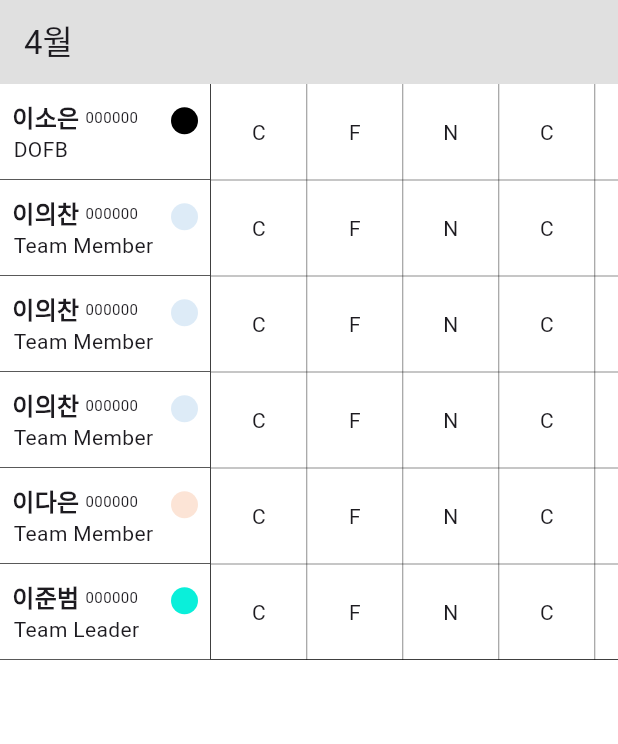
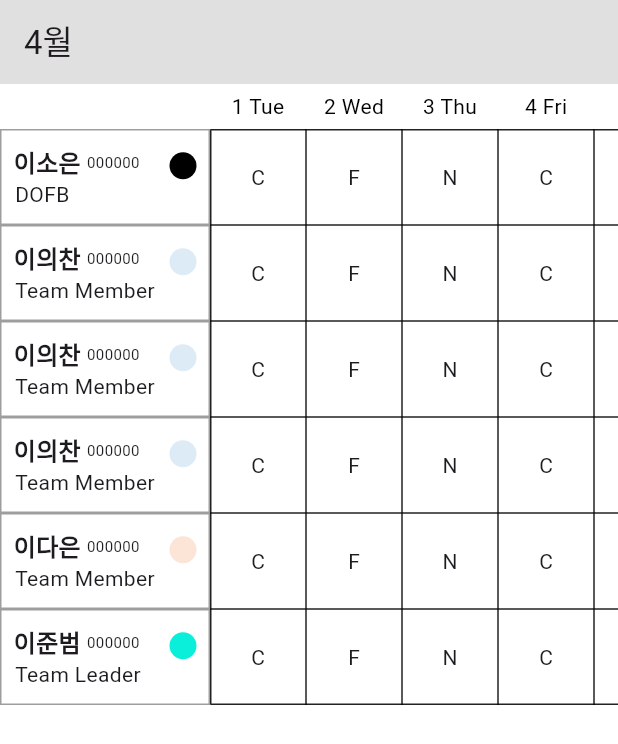
Before and after one commit to Eui9179/sohpia_scheduler, a Flutter app: the screen it shows after launch, on a phone screen of 412 x 824 dp. Shown: the top 744 px of the screen. Run offline on Flutter 3.47's test engine with Material 3 defaults, Android fonts, the phone set to English and light mode, and no system bars; missing offline and left inert: desktop_window; Roboto replaces fonts that are missing (Pretendard); project files that could hold a hidden picture were left out.

Commit message:
Refactoring/frame

```diff
--- /dev/null
+++ b/lib/data/date_info.dart
@@ -0,0 +1,9 @@
+import 'package:flutter/animation.dart';
+
+class DateInfo {
+  final String day;
+  final String weekDay;
+  final Color color;
+
+  DateInfo(this.day, this.weekDay, this.color);
+}
--- a/lib/screen/main/content/f_content.dart
+++ b/lib/screen/main/content/f_content.dart
@@ -1,13 +1,16 @@
 import 'package:flutter/material.dart';
+import 'package:sophia_scheduler/data/date_info.dart';
 import 'package:sophia_scheduler/data/staff_data.dart';
 import 'package:sophia_scheduler/data/staff_position.dart';
 import 'package:sophia_scheduler/screen/main/content/schedule/f_schedule.dart';
 import 'package:sophia_scheduler/screen/main/content/staff/f_staff_list.dart';
+import 'package:sophia_scheduler/screen/main/content/staff/w_staff.dart';
 
 class ContentFrame extends StatelessWidget {
   const ContentFrame({super.key});
 
   static double rowHeight = 64;
+  static double dateHeader = 30;
 
   @override
   Widget build(BuildContext context) {
@@ -30,20 +33,41 @@ class ContentFrame extends StatelessWidget {
       staffs[5].name: ["C", "F", "N","C", "F", "N","C", "F", "N","C", "F", "N","C", "F", "N","C", "F", "N","C", "F", "N", "F", "N","C", "F", "N", "F", "N","C", "F", "N"],
     };
 
+
+    List<DateInfo> dateInfos = [];
+    int year = 2025;
+    int month = 4;
+
+    int lastDay = DateTime(year, month, 0).day;
+
+    for (int day = 1; day <= lastDay; day++) {
+      DateTime date = DateTime(year, month, day);
+      String weekday = _getWeekdayName(date.weekday);
+      if (weekday == "Sat") {
+        dateInfos.add(DateInfo(day.toString(), weekday, Colors.indigoAccent));
+      } else if (weekday == "Sun") {
+        dateInfos.add(DateInfo(day.toString(), weekday, Colors.redAccent));
+      } else {
+        dateInfos.add(DateInfo(day.toString(), weekday, Colors.black));
+      }
+    }
+
     return Row(
       crossAxisAlignment: CrossAxisAlignment.start,
       children: [
-        StaffListFrame(staffs: staffs),
-        SizedBox(
-          width: 0.5,
-          height: rowHeight * staffs.length,
-          child: VerticalDivider(
-            color: Colors.black,
-            thickness: 0.5,
-          ),
+        Column(
+          children: [
+            SizedBox(height: dateHeader,),
+            StaffListFrame(staffs: staffs),
+          ],
         ),
-        ScheduleFrame(staffs: staffs, schedules: schedules),
+        ScheduleFrame(staffs: staffs, schedules: schedules, dateInfos: dateInfos),
       ],
     );
   }
+
+  String _getWeekdayName(int weekday) {
+    const weekdays = ['Mon', 'Tue', 'Wed', 'Thu', 'Fri', 'Sat', 'Sun'];
+    return weekdays[weekday - 1];
+  }
 }
--- /dev/null
+++ b/lib/screen/main/content/schedule/f_date_info.dart
@@ -0,0 +1,28 @@
+import 'package:flutter/material.dart';
+import 'package:sophia_scheduler/data/date_info.dart';
+import 'package:sophia_scheduler/screen/main/content/f_content.dart';
+
+class DateInfoFrame extends StatelessWidget {
+  const DateInfoFrame({super.key, required this.dateInfos});
+
+  final List<DateInfo> dateInfos;
+
+  @override
+  Widget build(BuildContext context) {
+    return Row(
+      children: [
+        ...dateInfos.map(
+              (dateInfo) => Container(
+            height: ContentFrame.dateHeader,
+            width: ContentFrame.rowHeight,
+            alignment: Alignment.center,
+            child: Text(
+              "${dateInfo.day} ${dateInfo.weekDay}",
+              style: TextStyle(color: dateInfo.color),
+            ),
+          ),
+        ),
+      ],
+    );
+  }
+}
--- a/lib/screen/main/content/schedule/f_schedule.dart
+++ b/lib/screen/main/content/schedule/f_schedule.dart
@@ -1,16 +1,21 @@
 import 'package:flutter/material.dart';
+import 'package:sophia_scheduler/data/date_info.dart';
 import 'package:sophia_scheduler/data/staff_data.dart';
-import 'package:sophia_scheduler/screen/main/content/f_content.dart';
+
+import 'f_date_info.dart';
+import 'f_schedule_table.dart';
 
 class ScheduleFrame extends StatefulWidget {
   const ScheduleFrame({
     super.key,
     required this.schedules,
     required this.staffs,
+    required this.dateInfos,
   });
 
   final List<StaffData> staffs;
   final Map<String, List<String>> schedules;
+  final List<DateInfo> dateInfos;
 
   @override
   State<ScheduleFrame> createState() => _ScheduleFrameState();
@@ -22,34 +27,15 @@ class _ScheduleFrameState extends State<ScheduleFrame> {
     return Expanded(
       child: SingleChildScrollView(
         scrollDirection: Axis.horizontal,
-        child: Table(
-          border: TableBorder(
-            bottom: BorderSide(width: 0.5, color: Colors.black),
-            right: BorderSide(width: 0.5, color: Colors.black),
-            horizontalInside: BorderSide(width: 0.3, color: Colors.black), // 내부 가로선
-            verticalInside: BorderSide(width: 0.3, color: Colors.black), // 내부 세로선
-          ),
-          columnWidths: {
-            for (var index in List.generate(
-              widget.schedules.values.first.length,
-              (index) => index,
-            ))
-              index: FixedColumnWidth(ContentFrame.rowHeight),
-          },
-          children:
-              widget.staffs.map((staff) {
-                return TableRow(
-                  children:
-                      widget.schedules[staff.name]!.map((schedule) {
-                        return Container(
-                          width: ContentFrame.rowHeight,
-                          height: ContentFrame.rowHeight,
-                          alignment: Alignment.center,
-                          child: Text(schedule),
-                        );
-                      }).toList(),
-                );
-              }).toList(),
+        child: Column(
+          crossAxisAlignment: CrossAxisAlignment.start,
+          children: [
+            DateInfoFrame(dateInfos: widget.dateInfos),
+            ScheduleTableFrame(
+              schedules: widget.schedules,
+              staffs: widget.staffs,
+            ),
+          ],
         ),
       ),
     );
--- /dev/null
+++ b/lib/screen/main/content/schedule/f_schedule_table.dart
@@ -0,0 +1,48 @@
+import 'package:flutter/material.dart';
+import 'package:sophia_scheduler/data/staff_data.dart';
+import 'package:sophia_scheduler/screen/main/content/f_content.dart';
+
+class ScheduleTableFrame extends StatefulWidget {
+  const ScheduleTableFrame({
+    super.key,
+    required this.schedules,
+    required this.staffs,
+  });
+
+  final List<StaffData> staffs;
+  final Map<String, List<String>> schedules;
+
+  @override
+  State<ScheduleTableFrame> createState() => _ScheduleTableFrameState();
+}
+
+class _ScheduleTableFrameState extends State<ScheduleTableFrame> {
+  @override
+  Widget build(BuildContext context) {
+    return Table(
+      border: TableBorder.all(color: Colors.black87),
+      columnWidths: {
+        for (var index in List.generate(
+          widget.schedules.values.first.length,
+          (index) => index,
+        ))
+          index: FixedColumnWidth(ContentFrame.rowHeight),
+      },
+      children: [
+        ...widget.staffs.map((staff) {
+          return TableRow(
+            children:
+                widget.schedules[staff.name]!.map((schedule) {
+                  return Container(
+                    width: ContentFrame.rowHeight,
+                    height: ContentFrame.rowHeight,
+                    alignment: Alignment.center,
+                    child: Text(schedule),
+                  );
+                }).toList(),
+          );
+        }),
+      ],
+    );
+  }
+}
--- a/lib/screen/main/content/staff/f_staff_list.dart
+++ b/lib/screen/main/content/staff/f_staff_list.dart
@@ -12,21 +12,11 @@ class StaffListFrame extends StatelessWidget {
     return Column(
       mainAxisAlignment: MainAxisAlignment.center,
       crossAxisAlignment: CrossAxisAlignment.center,
-      children:
-          staffs
-              .map(
-                (staff) => Column(
-                  children: [
-                    StaffWidget(staffData: staff),
-                    SizedBox(
-                      width: 140,
-                      height: 0,
-                      child: Divider(color: Colors.black87, thickness: 0.5),
-                    ),
-                  ],
-                ),
-              )
-              .toList(),
+      children: [
+        ...staffs.map(
+          (staff) => StaffWidget(staffData: staff),
+        ),
+      ],
     );
   }
 }
--- a/lib/screen/main/content/staff/w_staff.dart
+++ b/lib/screen/main/content/staff/w_staff.dart
@@ -13,6 +13,7 @@ class StaffWidget extends StatelessWidget {
   Widget build(BuildContext context) {
     return Container(
       padding: EdgeInsets.all(8),
+      decoration: BoxDecoration(border: Border.all(color: Colors.black38)),
       alignment: Alignment.center,
       width: width,
       height: ContentFrame.rowHeight,
```
